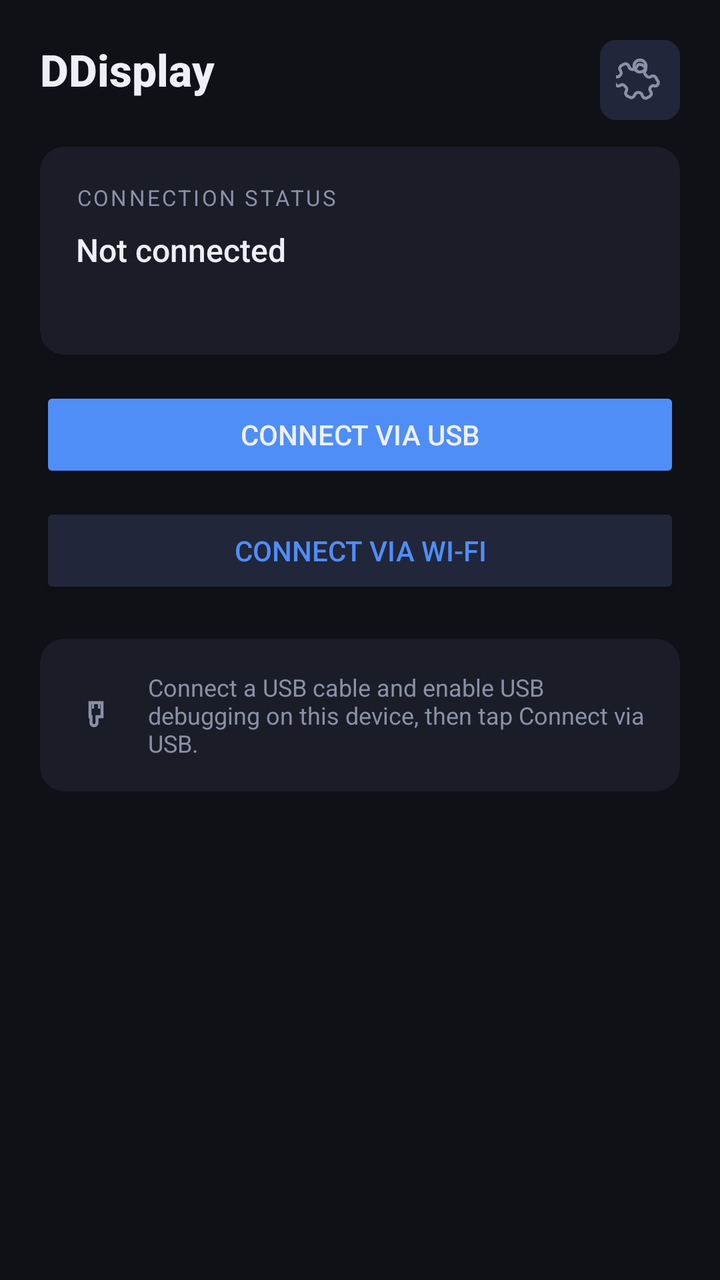
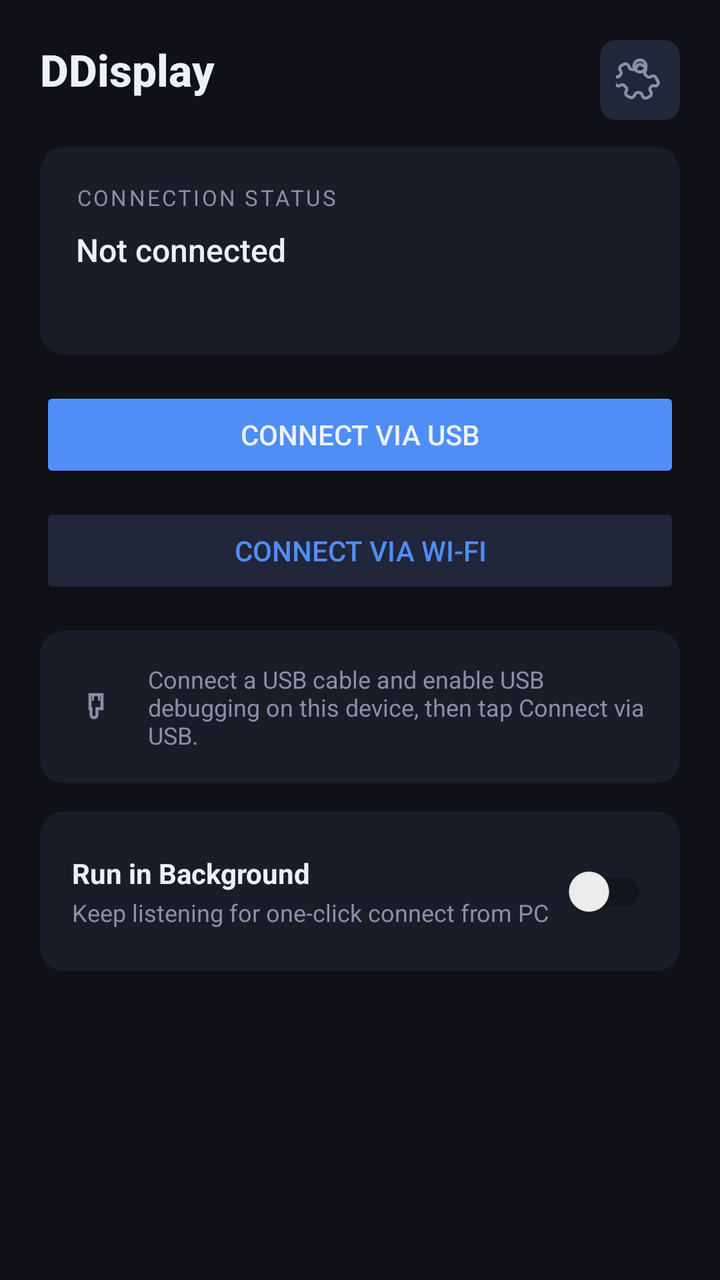

Before-and-after screenshots of an Android layout around one commit, followed by the original layout XML and the change that was made.
<!-- AndroidManifest.xml: application theme Theme.DDisplay -->
<!-- res/layout/activity_main.xml -->
<?xml version="1.0" encoding="utf-8"?>
<androidx.constraintlayout.widget.ConstraintLayout
    xmlns:android="http://schemas.android.com/apk/res/android"
    xmlns:app="http://schemas.android.com/apk/res-auto"
    android:layout_width="match_parent"
    android:layout_height="match_parent"
    android:background="@color/color_background"
    android:padding="20dp">

    
    <TextView
        android:id="@+id/tvAppName"
        android:layout_width="wrap_content"
        android:layout_height="wrap_content"
        android:text="@string/app_name"
        android:textColor="@color/color_text_primary"
        android:textSize="22sp"
        android:fontFamily="sans-serif-medium"
        android:textStyle="bold"
        app:layout_constraintStart_toStartOf="parent"
        app:layout_constraintTop_toTopOf="parent"/>

    
    <androidx.cardview.widget.CardView
        android:id="@+id/cardStatus"
        android:layout_width="0dp"
        android:layout_height="wrap_content"
        android:layout_marginTop="24dp"
        app:cardBackgroundColor="@color/color_surface"
        app:cardCornerRadius="12dp"
        app:cardElevation="0dp"
        app:layout_constraintStart_toStartOf="parent"
        app:layout_constraintEnd_toEndOf="parent"
        app:layout_constraintTop_toBottomOf="@id/tvAppName">

        <LinearLayout
            android:layout_width="match_parent"
            android:layout_height="wrap_content"
            android:orientation="vertical"
            android:padding="18dp">

            <TextView
                android:id="@+id/tvStatusLabel"
                android:layout_width="wrap_content"
                android:layout_height="wrap_content"
                android:text="@string/label_connection_status"
                android:textColor="@color/color_text_secondary"
                android:textSize="11sp"
                android:letterSpacing="0.1"
                android:textAllCaps="true"/>

            <LinearLayout
                android:layout_width="match_parent"
                android:layout_height="wrap_content"
                android:orientation="horizontal"
                android:gravity="center_vertical"
                android:layout_marginTop="8dp">

                <TextView
                    android:id="@+id/tvConnectionStatus"
                    android:layout_width="0dp"
                    android:layout_height="wrap_content"
                    android:layout_weight="1"
                    android:text="@string/label_not_connected"
                    android:textColor="@color/color_text_primary"
                    android:textSize="16sp"
                    android:fontFamily="sans-serif-medium"/>

                <TextView
                    android:id="@+id/tvTransportBadge"
                    android:layout_width="wrap_content"
                    android:layout_height="wrap_content"
                    android:text="@string/label_transport_none"
                    android:textColor="@color/color_text_primary"
                    android:textSize="11sp"
                    android:paddingHorizontal="10dp"
                    android:paddingVertical="4dp"
                    android:background="@drawable/bg_badge"
                    android:visibility="gone"/>

            </LinearLayout>

            <TextView
                android:id="@+id/tvStatusDetail"
                android:layout_width="match_parent"
                android:layout_height="wrap_content"
                android:layout_marginTop="6dp"
                android:textColor="@color/color_text_secondary"
                android:textSize="13sp"/>

        </LinearLayout>
    </androidx.cardview.widget.CardView>

    
    <LinearLayout
        android:id="@+id/layoutButtons"
        android:layout_width="0dp"
        android:layout_height="wrap_content"
        android:orientation="vertical"
        android:layout_marginTop="16dp"
        app:layout_constraintStart_toStartOf="parent"
        app:layout_constraintEnd_toEndOf="parent"
        app:layout_constraintTop_toBottomOf="@id/cardStatus">

        <Button
            android:id="@+id/btnConnectUsb"
            android:layout_width="match_parent"
            android:layout_height="wrap_content"
            android:text="@string/action_connect_usb"
            android:textColor="@color/color_text_primary"
            android:backgroundTint="@color/color_accent"
            app:cornerRadius="8dp"
            android:layout_marginBottom="10dp"/>

        <Button
            android:id="@+id/btnConnectWifi"
            android:layout_width="match_parent"
            android:layout_height="wrap_content"
            android:text="@string/action_connect_wifi"
            android:textColor="@color/color_accent"
            android:backgroundTint="@color/color_surface_raised"
            app:cornerRadius="8dp"/>

    </LinearLayout>

    
    <androidx.cardview.widget.CardView
        android:id="@+id/cardUsbHint"
        android:layout_width="0dp"
        android:layout_height="wrap_content"
        android:layout_marginTop="20dp"
        app:cardBackgroundColor="@color/color_surface"
        app:cardCornerRadius="12dp"
        app:cardElevation="0dp"
        app:layout_constraintStart_toStartOf="parent"
        app:layout_constraintEnd_toEndOf="parent"
        app:layout_constraintTop_toBottomOf="@id/layoutButtons">

        <LinearLayout
            android:layout_width="match_parent"
            android:layout_height="wrap_content"
            android:orientation="horizontal"
            android:padding="16dp"
            android:gravity="center_vertical">

            
            <ImageView
                android:layout_width="24dp"
                android:layout_height="24dp"
                android:src="@drawable/ic_usb"
                android:layout_marginEnd="14dp"
                android:tint="@color/color_text_secondary"/>

            <TextView
                android:layout_width="0dp"
                android:layout_height="wrap_content"
                android:layout_weight="1"
                android:text="@string/label_usb_hint"
                android:textColor="@color/color_text_secondary"
                android:textSize="12sp"/>

        </LinearLayout>
    </androidx.cardview.widget.CardView>

    
    <ImageButton
        android:id="@+id/btnSettings"
        android:layout_width="40dp"
        android:layout_height="40dp"
        android:src="@drawable/ic_settings"
        android:contentDescription="@string/action_settings"
        android:background="@drawable/bg_icon_button"
        android:tint="@color/color_text_secondary"
        app:layout_constraintEnd_toEndOf="parent"
        app:layout_constraintTop_toTopOf="parent"/>

</androidx.constraintlayout.widget.ConstraintLayout>
<!-- resources referenced by this layout -->
<resources>
  <color name="color_accent">#4F8EF7</color>
  <color name="color_background">#0F1117</color>
  <color name="color_surface">#1A1D27</color>
  <color name="color_surface_raised">#22263A</color>
  <color name="color_text_primary">#EDF0F7</color>
  <color name="color_text_secondary">#8A90A8</color>
  <!-- drawable bg_badge (drawable) -->
  <?xml version="1.0" encoding="utf-8"?>
  <shape xmlns:android="http://schemas.android.com/apk/res/android"
      android:shape="rectangle">
      <solid android:color="@color/color_surface_raised"/>
      <corners android:radius="5dp"/>
  </shape>
  <!-- drawable bg_icon_button (drawable) -->
  <?xml version="1.0" encoding="utf-8"?>
  <shape xmlns:android="http://schemas.android.com/apk/res/android"
      android:shape="rectangle">
      <solid android:color="@color/color_surface_raised"/>
      <corners android:radius="8dp"/>
  </shape>
  <!-- drawable ic_usb (drawable) -->
  <vector xmlns:android="http://schemas.android.com/apk/res/android"
      android:width="24dp"
      android:height="24dp"
      android:viewportWidth="24"
      android:viewportHeight="24">
      
      <path
          android:pathData="M9,6 L15,6 L15,13 L12.5,13 L12.5,16 C12.5,17.5 11,17.5 11,17.5 C9.5,17.5 9.5,16 9.5,16 L9.5,13 L9,13 Z"
          android:fillColor="#00000000"
          android:strokeColor="@color/color_text_secondary"
          android:strokeWidth="1.5"/>
      
      <path
          android:pathData="M10,6 L11,6 L11,9 L10,9 Z"
          android:fillColor="@color/color_text_secondary"/>
      
      <path
          android:pathData="M13,6 L14,6 L14,9 L13,9 Z"
          android:fillColor="@color/color_text_secondary"/>
  </vector>
  <string name="action_connect_usb">Connect via USB</string>
  <string name="action_connect_wifi">Connect via Wi-Fi</string>
  <string name="action_settings">Settings</string>
  <string name="app_name">DDisplay</string>
  <string name="label_connection_status">Connection Status</string>
  <string name="label_not_connected">Not connected</string>
  <string name="label_transport_none">No transport</string>
  <string name="label_usb_hint">Connect a USB cable and enable USB debugging on this device, then tap Connect via USB.</string>
  <style name="Theme.DDisplay" parent="Theme.MaterialComponents.DayNight.NoActionBar">
          <item name="colorPrimary">@color/color_accent</item>
          <item name="colorPrimaryDark">@color/color_accent_dark</item>
          <item name="colorAccent">@color/color_accent</item>
          <item name="android:windowBackground">@color/color_background</item>
          <item name="android:textColor">@color/color_text_primary</item>
          <item name="android:statusBarColor">@color/color_surface</item>
          <item name="android:navigationBarColor">@color/color_surface</item>
      </style>
  <color name="color_accent_dark">#3A72D8</color>
</resources>

<!-- the commit's change to res/layout/activity_main.xml (unified diff, before → after) -->
@@ -128,7 +128,7 @@
         android:id="@+id/cardUsbHint"
         android:layout_width="0dp"
         android:layout_height="wrap_content"
-        android:layout_marginTop="20dp"
+        android:layout_marginTop="16dp"
         app:cardBackgroundColor="@color/color_surface"
         app:cardCornerRadius="12dp"
         app:cardElevation="0dp"
@@ -149,7 +149,7 @@
                 android:layout_height="24dp"
                 android:src="@drawable/ic_usb"
                 android:layout_marginEnd="14dp"
-                android:tint="@color/color_text_secondary"/>
+                app:tint="@color/color_text_secondary"/>
 
             <TextView
                 android:layout_width="0dp"
@@ -158,6 +158,57 @@
                 android:text="@string/label_usb_hint"
                 android:textColor="@color/color_text_secondary"
                 android:textSize="12sp"/>
+
+        </LinearLayout>
+    </androidx.cardview.widget.CardView>
+
+    
+    <androidx.cardview.widget.CardView
+        android:id="@+id/cardBackgroundMode"
+        android:layout_width="0dp"
+        android:layout_height="wrap_content"
+        android:layout_marginTop="14dp"
+        app:cardBackgroundColor="@color/color_surface"
+        app:cardCornerRadius="12dp"
+        app:cardElevation="0dp"
+        app:layout_constraintStart_toStartOf="parent"
+        app:layout_constraintEnd_toEndOf="parent"
+        app:layout_constraintTop_toBottomOf="@id/cardUsbHint">
+
+        <LinearLayout
+            android:layout_width="match_parent"
+            android:layout_height="wrap_content"
+            android:orientation="horizontal"
+            android:padding="16dp"
+            android:gravity="center_vertical">
+
+            <LinearLayout
+                android:layout_width="0dp"
+                android:layout_height="wrap_content"
+                android:layout_weight="1"
+                android:orientation="vertical">
+
+                <TextView
+                    android:layout_width="wrap_content"
+                    android:layout_height="wrap_content"
+                    android:text="Run in Background"
+                    android:textColor="@color/color_text_primary"
+                    android:textSize="14sp"
+                    android:textStyle="bold"/>
+
+                <TextView
+                    android:layout_width="wrap_content"
+                    android:layout_height="wrap_content"
+                    android:text="Keep listening for one-click connect from PC"
+                    android:textColor="@color/color_text_secondary"
+                    android:textSize="12sp"
+                    android:layout_marginTop="2dp"/>
+            </LinearLayout>
+
+            <androidx.appcompat.widget.SwitchCompat
+                android:id="@+id/switchBackgroundMode"
+                android:layout_width="wrap_content"
+                android:layout_height="wrap_content"/>
 
         </LinearLayout>
     </androidx.cardview.widget.CardView>
